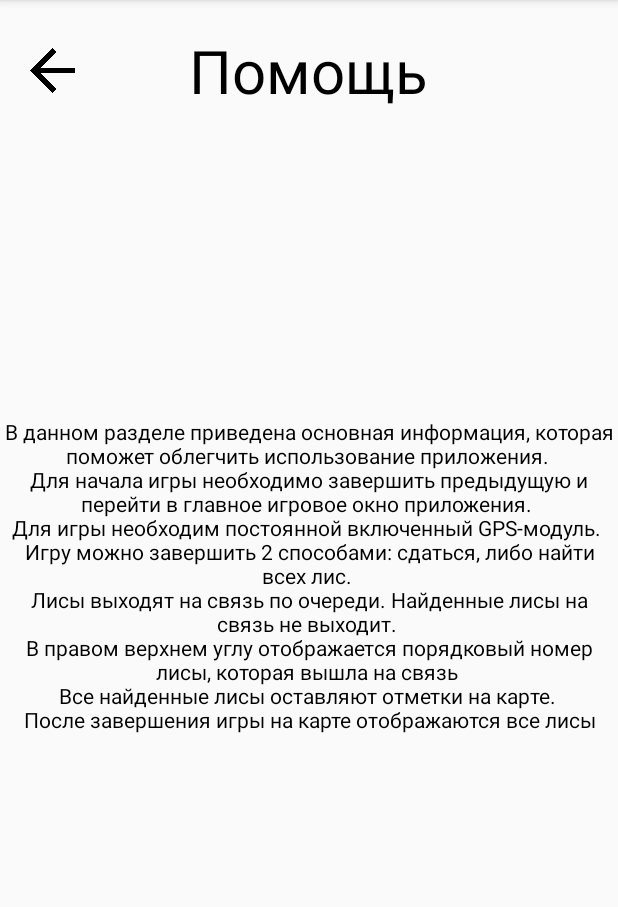
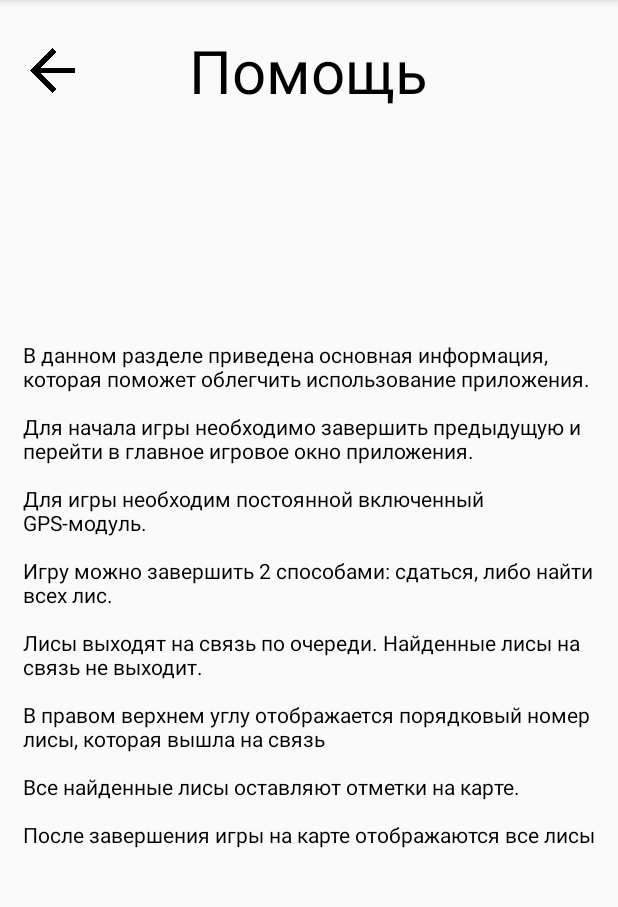
Before and after one commit to Fizik2/FoxHunting, an Android app: the HelpActivity screen opened directly, with no data from a screen before it, on a phone screen of 412 x 824 dp, the part 84-991 px from its top. Run offline under Robolectric (Android 15) with nearby library versions, the phone set to English and light mode, and no system bars.

Commit message:
Finish interface

```diff
--- a/app/src/main/res/layout/activity_help.xml
+++ b/app/src/main/res/layout/activity_help.xml
@@ -44,8 +44,9 @@
             android:layout_height="match_parent"
             android:text= "@string/textHelp"
             android:textColor="#000"
-            android:gravity="center"
+            android:gravity="left|center"
 
-            />
+            android:layout_margin="15dp"
+            android:paddingTop="25dp" />
     </LinearLayout>
 </RelativeLayout>
--- a/app/src/main/res/values/strings.xml
+++ b/app/src/main/res/values/strings.xml
@@ -36,11 +36,11 @@
     <string name="eraseDistance">Расстояние касание лисы\n(метры)</string>
     <string name="help">Помощь</string>
     <string name="textHelp">В данном разделе приведена основная информация, которая поможет облегчить использование приложения.
-        \nДля начала игры необходимо завершить предыдущую и перейти в главное игровое окно приложения.
-        \nДля игры необходим постоянной включенный GPS-модуль.
-        \nИгру можно завершить 2 способами: сдаться, либо найти всех "лис".
-        \nЛисы выходят на связь по очереди. Найденные лисы на связь не выходит.
-        \nВ правом верхнем углу отображается порядковый номер "лисы", которая вышла на связь
-        \nВсе найденные "лисы" оставляют отметки на карте.
-        \nПосле завершения игры на карте отображаются все "лисы"</string>
+        \n\nДля начала игры необходимо завершить предыдущую и перейти в главное игровое окно приложения.
+        \n\nДля игры необходим постоянной включенный GPS-модуль.
+        \n\nИгру можно завершить 2 способами: сдаться, либо найти всех "лис".
+        \n\nЛисы выходят на связь по очереди. Найденные лисы на связь не выходит.
+        \n\nВ правом верхнем углу отображается порядковый номер "лисы", которая вышла на связь
+        \n\nВсе найденные "лисы" оставляют отметки на карте.
+        \n\nПосле завершения игры на карте отображаются все "лисы"</string>
 </resources>
```
